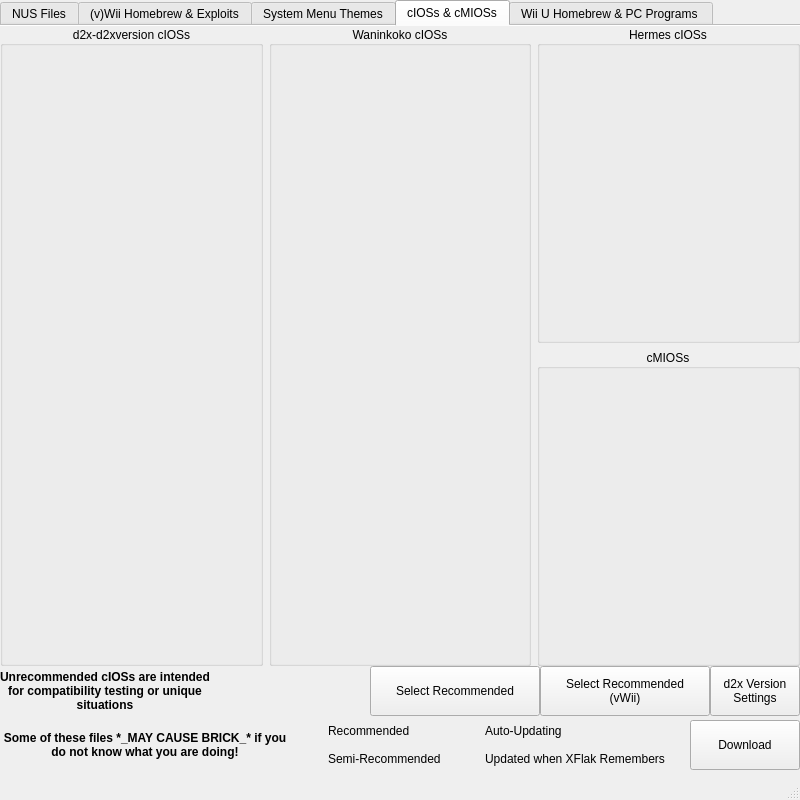
Above: mainWindow.ui from korbosoft/modmiiDownloader before the change. Below: the same form after it.
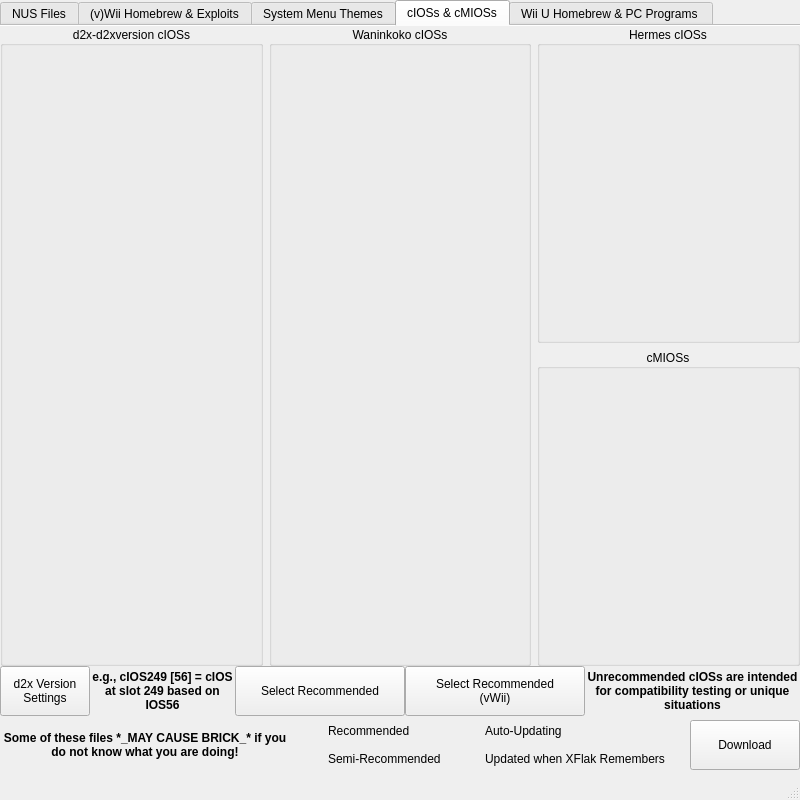
That is the form after the change. The open tabs and pages were chosen to show the change. Icons and pictures are not drawn. Custom widgets are drawn as their Qt base class.

Patch:
```diff
--- a/mainWindow.ui
+++ b/mainWindow.ui
@@ -456,9 +456,9 @@
           <widget class="QLabel" name="ciosWarning">
             <property name="geometry">
               <rect>
-                <x>0</x>
+        <x>585</x>
                 <y>640</y>
-                <width>210</width>
+        <width>215</width>
                 <height>50</height>
               </rect>
             </property>
@@ -486,7 +486,7 @@
           <widget class="QPushButton" name="d2xSettings">
             <property name="geometry">
               <rect>
-                <x>710</x>
+        <x>0</x>
                 <y>640</y>
                 <width>90</width>
                 <height>50</height>
@@ -506,7 +506,7 @@
           <widget class="QPushButton" name="wiiRecommended">
             <property name="geometry">
               <rect>
-                <x>370</x>
+        <x>235</x>
                 <y>640</y>
                 <width>170</width>
                 <height>50</height>
@@ -528,9 +528,9 @@
           <widget class="QPushButton" name="vWiiRecommended">
             <property name="geometry">
               <rect>
-                <x>540</x>
+        <x>405</x>
                 <y>640</y>
-                <width>170</width>
+        <width>180</width>
                 <height>50</height>
               </rect>
             </property>
@@ -548,6 +548,36 @@
               </size>
             </property>
           </widget>
+     <widget class="QLabel" name="ciosInfo">
+      <property name="geometry">
+       <rect>
+        <x>90</x>
+        <y>640</y>
+        <width>145</width>
+        <height>50</height>
+       </rect>
+      </property>
+      <property name="font">
+       <font>
+        <bold>true</bold>
+       </font>
+      </property>
+      <property name="text">
+       <string>e.g., cIOS249 [56] = cIOS at slot 249 based on IOS56</string>
+      </property>
+      <property name="textFormat">
+       <enum>Qt::TextFormat::PlainText</enum>
+      </property>
+      <property name="alignment">
+       <set>Qt::AlignmentFlag::AlignCenter</set>
+      </property>
+      <property name="wordWrap">
+       <bool>true</bool>
+      </property>
+      <property name="textInteractionFlags">
+       <set>Qt::TextInteractionFlag::NoTextInteraction</set>
+      </property>
+     </widget>
         </widget>
         <widget class="QWidget" name="misc">
           <attribute name="icon">
```
Left out of the diff: 29 changed lines with no effect on the pictures. Lines whose indentation alone changed are shown as unchanged.
